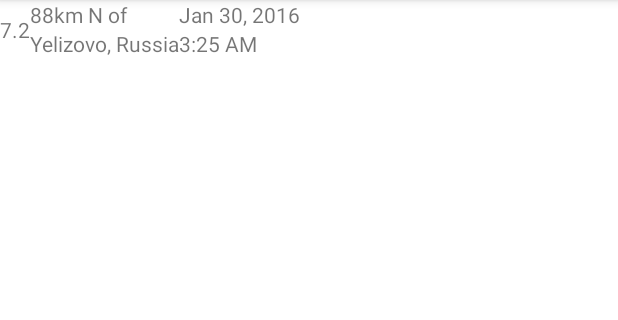
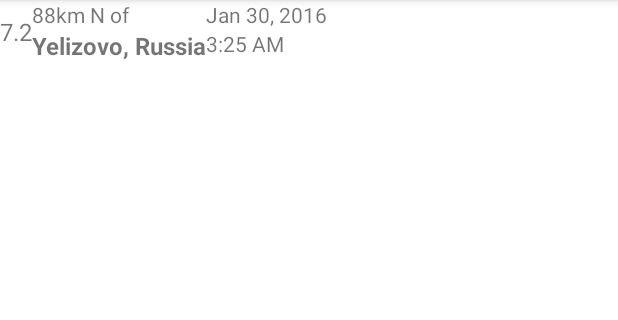
Before and after one commit to adityadav23/geo---json-parsing, an Android app: the screen it shows after launch (MainActivity), on a phone screen of 412 x 824 dp, the part 84-404 px from its top. Run offline under Robolectric (Android 15) with nearby library versions, the phone set to English and light mode, and no system bars.

```diff
--- a/app/src/main/java/com/example/jsonparsing/Earthquake.java
+++ b/app/src/main/java/com/example/jsonparsing/Earthquake.java
@@ -5,12 +5,14 @@ public class Earthquake {
         private double mMagnitude ;
         private String mPlace ;
         private  long mTime ;
+        private String  mUrl ;
 
-    public Earthquake(double mMagnitude, String mPlace, long mTime) {
+    public Earthquake(double magnitude, String place, long time, String url) {
 
-        this.mMagnitude = mMagnitude;
-        this.mPlace = mPlace;
-        this.mTime = mTime;
+        this.mMagnitude = magnitude;
+        this.mPlace = place;
+        this.mTime = time;
+        this.mUrl = url;
 
     }
 
@@ -25,4 +27,6 @@ public class Earthquake {
     public long getmTime() {
         return mTime;
     }
+
+    public String getmUrl(){return mUrl; }
 }
--- a/app/src/main/java/com/example/jsonparsing/EarthquakeAdapter.java
+++ b/app/src/main/java/com/example/jsonparsing/EarthquakeAdapter.java
@@ -100,6 +100,7 @@ public class EarthquakeAdapter extends ArrayAdapter<Earthquake> {
         date.setText(formattedDate);
 
 
+
         // return the  view of the list to be displayed
 
         return rowView;
--- a/app/src/main/java/com/example/jsonparsing/MainActivity.java
+++ b/app/src/main/java/com/example/jsonparsing/MainActivity.java
@@ -2,7 +2,11 @@ package com.example.jsonparsing;
 
 import androidx.appcompat.app.AppCompatActivity;
 
+import android.content.Intent;
+import android.net.Uri;
 import android.os.Bundle;
+import android.view.View;
+import android.widget.AdapterView;
 import android.widget.ArrayAdapter;
 import android.widget.ListView;
 import android.widget.TextView;
@@ -11,7 +15,7 @@ import java.util.ArrayList;
 
 public class MainActivity extends AppCompatActivity {
 
-    QueryUtils q;
+    private QueryUtils q;
 
 
     @Override
@@ -19,9 +23,25 @@ public class MainActivity extends AppCompatActivity {
         super.onCreate(savedInstanceState);
         setContentView(R.layout.activity_main);
         ListView listView = findViewById(R.id.list);
+        ArrayList<Earthquake> earthquakes = q.extractEarthquakes();
 
-        EarthquakeAdapter adapter = new EarthquakeAdapter(this, q.extractEarthquakes());
+       final EarthquakeAdapter adapter = new EarthquakeAdapter(this, earthquakes);
 
         listView.setAdapter(adapter);
+
+        //setOnItemClickListener
+        listView.setOnItemClickListener(new AdapterView.OnItemClickListener() {
+            @Override
+            public void onItemClick(AdapterView<?> parent, View view, int position, long id) {
+                //Find the current earthquake listItem which was clicked on
+                Earthquake currentEarthquake = adapter.getItem(position);
+                Uri earthquakeUri =  Uri.parse(currentEarthquake.getmUrl());
+
+                //Setting websiteIntent
+                Intent websiteIntent = new Intent(Intent.ACTION_VIEW,earthquakeUri);
+                //send the intent to launch a new activity
+                startActivity(websiteIntent);
+            }
+        });
     }
 }
--- a/app/src/main/java/com/example/jsonparsing/QueryUtils.java
+++ b/app/src/main/java/com/example/jsonparsing/QueryUtils.java
@@ -57,8 +57,14 @@ public final class QueryUtils {
             double magnitude = jsonObject1.getDouble("mag");
 
             String place = jsonObject1.getString("place");
+
             long time = jsonObject1.getLong("time");
-            earthquakes.add( new Earthquake(magnitude, place , time));
+
+            String url = jsonObject1.getString("url");
+            earthquakes.add( new Earthquake(magnitude, place , time , url));
+
+
+
 
 
 
--- a/app/src/main/res/layout/activity_main.xml
+++ b/app/src/main/res/layout/activity_main.xml
@@ -10,7 +10,8 @@
         android:id="@+id/list"
         android:layout_width="wrap_content"
         android:layout_height="wrap_content"
-
+        android:divider="@null"
+        android:dividerHeight="0dp"
        />
 
 </LinearLayout>
--- a/app/src/main/res/layout/listrow.xml
+++ b/app/src/main/res/layout/listrow.xml
@@ -1,25 +1,28 @@
 <?xml version="1.0" encoding="utf-8"?>
 <LinearLayout xmlns:android="http://schemas.android.com/apk/res/android"
     android:layout_width="match_parent"
-    android:layout_height="match_parent"
+    android:layout_height="wrap_content"
+    android:orientation="horizontal"
     xmlns:tools="http://schemas.android.com/tools">
 
 
     <TextView
         android:id="@+id/magnitude"
         android:layout_width="0dp"
+        android:layout_height="wrap_content"
         android:layout_marginTop="10dp"
+        android:layout_weight="1"
         android:gravity="center_horizontal"
-        android:layout_height="wrap_content"
-        android:layout_weight="1"
         android:text="TextView"
-        tools:text="8.9"/>
+        android:textSize="16sp"
+        tools:text="8.9" />
 
 
     <LinearLayout
-        android:layout_width="wrap_content"
+        android:layout_width="0dp"
         android:layout_height="wrap_content"
         android:layout_weight="1"
+
         android:orientation="vertical">
 
 
@@ -27,15 +30,16 @@
             android:id="@+id/locationOffset"
             android:layout_width="match_parent"
             android:layout_height="wrap_content"
-            android:text="TextView"
-            tools:text = "30km S of"/>
+
+            tools:text="30km S of" />
 
         <TextView
             android:id="@+id/place"
             android:layout_width="match_parent"
             android:layout_height="wrap_content"
-            android:text="TextView"
-            tools:text ="San Francisco, CA"/>
+            android:textSize="16sp"
+            android:textStyle="bold"
+            tools:text="San Francisco, CA" />
 
 
     </LinearLayout>
@@ -51,15 +55,13 @@
             android:id="@+id/date"
             android:layout_width="match_parent"
             android:layout_height="wrap_content"
-            android:text="TextView"
-            tools:text="MAr 6, 2010"/>
+            tools:text="Mar 6, 2010" />
 
         <TextView
             android:id="@+id/time"
             android:layout_width="match_parent"
             android:layout_height="wrap_content"
-            android:text="TextView"
-            tools:text="3:00 PM"/>
+            tools:text="3:00 PM" />
 
     </LinearLayout>
 
```
